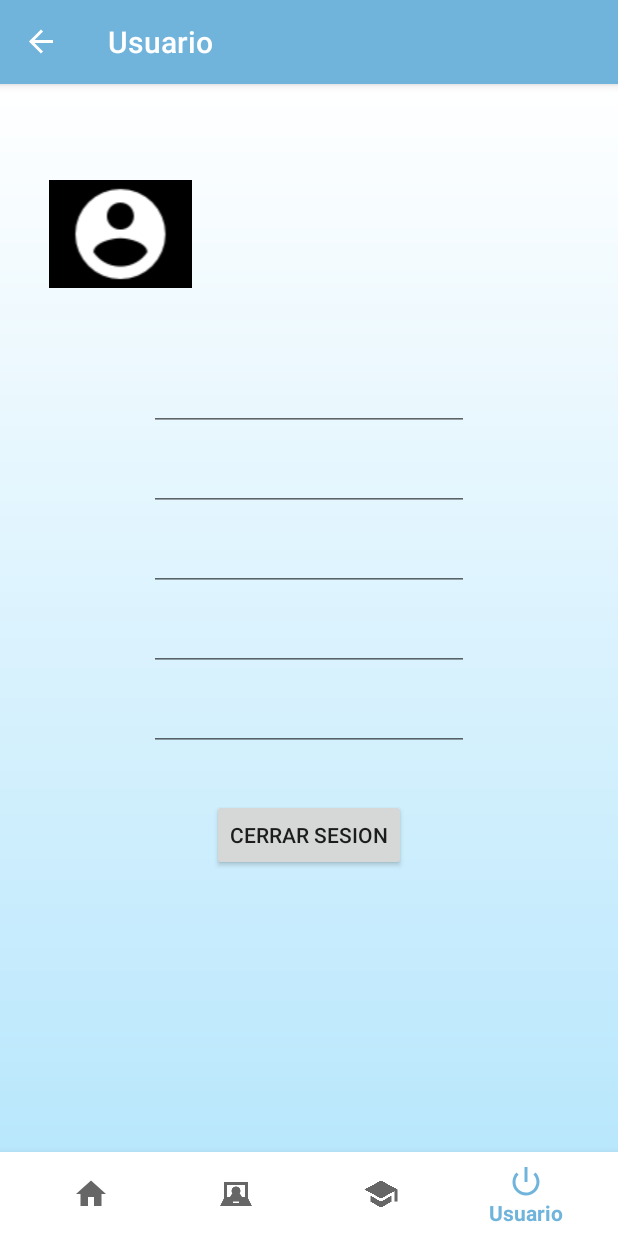
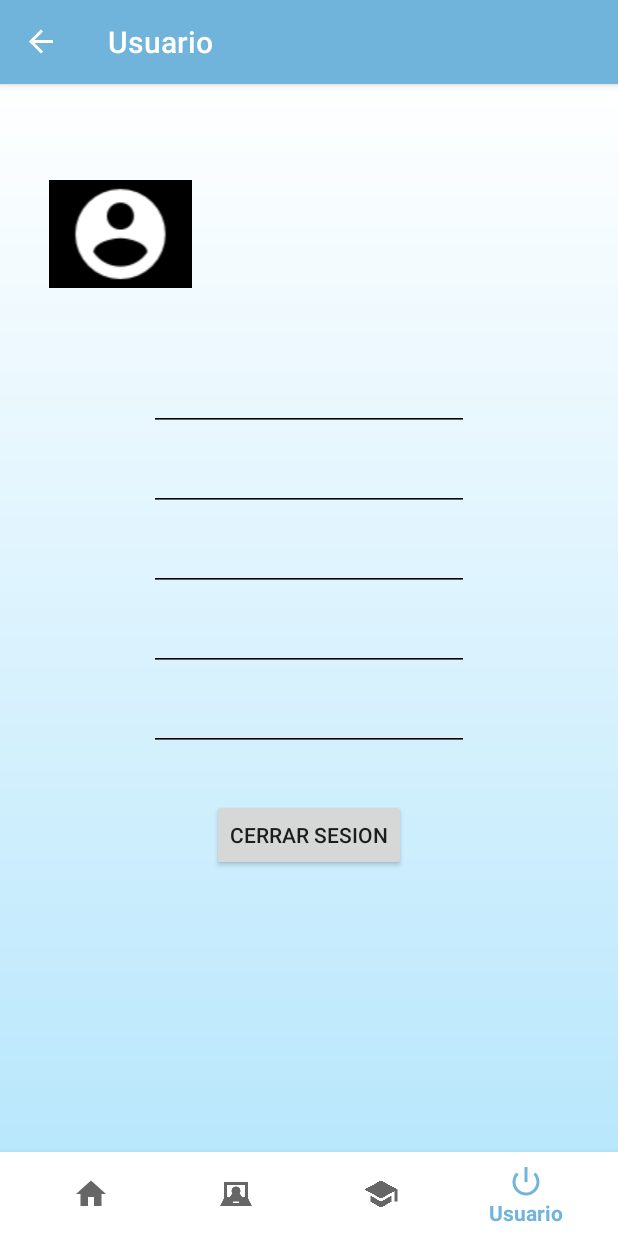
Before and after one commit to Dany3010/Feria_Universidades, an Android app: the profile screen opened through its navigation route, on a phone screen of 412 x 824 dp. Run offline under Robolectric (Android 15) with nearby library versions, the phone set to English and light mode, and no system bars; our stand-ins replace Volley, navigation-ui.

Commit message:
perfil usuario v1.1

```diff
--- a/app/src/main/res/layout/profile_fragment.xml
+++ b/app/src/main/res/layout/profile_fragment.xml
@@ -10,15 +10,26 @@
     tools:context="com.example.feria_universidades.ui.profile.profile">
 
 
+        android:background="@drawable/et_bg"
+        android:hint="@string/email_address"
+        android:inputType="textEmailAddress"
+        android:padding="16dp"
+        android:textColor="#FFFFFF"
+        android:textColorHint="@color/login_form_details" />
+
     <EditText
         android:id="@+id/numero"
         android:layout_width="wrap_content"
         android:layout_height="wrap_content"
         android:layout_marginTop="50dp"
+        android:backgroundTint="#000000"
         android:clickable="false"
         android:ems="10"
         android:focusable="false"
         android:inputType="textPersonName"
+        android:textAlignment="center"
+        android:textColor="#888888"
+        android:textStyle="bold"
         app:layout_constraintEnd_toEndOf="parent"
         app:layout_constraintStart_toStartOf="parent"
         app:layout_constraintTop_toBottomOf="@+id/foto" />
@@ -28,10 +39,14 @@
         android:layout_width="wrap_content"
         android:layout_height="wrap_content"
         android:layout_marginTop="8dp"
+        android:backgroundTint="#050505"
         android:clickable="false"
         android:ems="10"
         android:focusable="false"
         android:inputType="textPersonName"
+        android:textAlignment="center"
+        android:textColor="#888888"
+        android:textStyle="bold"
         app:layout_constraintEnd_toEndOf="parent"
         app:layout_constraintStart_toStartOf="parent"
         app:layout_constraintTop_toBottomOf="@+id/numero" />
@@ -41,10 +56,14 @@
         android:layout_width="wrap_content"
         android:layout_height="wrap_content"
         android:layout_marginTop="8dp"
+        android:backgroundTint="#000000"
         android:clickable="false"
         android:ems="10"
         android:focusable="false"
         android:inputType="textPersonName"
+        android:textAlignment="center"
+        android:textColor="#888888"
+        android:textStyle="bold"
         app:layout_constraintEnd_toEndOf="parent"
         app:layout_constraintStart_toStartOf="parent"
         app:layout_constraintTop_toBottomOf="@+id/promedio" />
@@ -54,10 +73,14 @@
         android:layout_width="wrap_content"
         android:layout_height="wrap_content"
         android:layout_marginTop="8dp"
+        android:backgroundTint="#000000"
         android:clickable="false"
         android:ems="10"
         android:focusable="false"
         android:inputType="textPersonName"
+        android:textAlignment="center"
+        android:textColor="#888888"
+        android:textStyle="bold"
         app:layout_constraintEnd_toEndOf="parent"
         app:layout_constraintStart_toStartOf="parent"
         app:layout_constraintTop_toBottomOf="@+id/escuela" />
@@ -91,6 +114,7 @@
         android:layout_height="wrap_content"
         android:layout_marginTop="64dp"
         android:text="Nombre "
+        android:textStyle="bold"
         app:layout_constraintBottom_toBottomOf="@+id/foto"
         app:layout_constraintEnd_toEndOf="parent"
         app:layout_constraintStart_toEndOf="@+id/foto"
@@ -101,10 +125,14 @@
         android:layout_width="wrap_content"
         android:layout_height="wrap_content"
         android:layout_marginTop="8dp"
+        android:backgroundTint="#000000"
         android:clickable="false"
         android:ems="10"
         android:focusable="false"
         android:inputType="textPassword"
+        android:textAlignment="center"
+        android:textColor="#888888"
+        android:textStyle="bold"
         app:layout_constraintEnd_toEndOf="parent"
         app:layout_constraintStart_toStartOf="parent"
         app:layout_constraintTop_toBottomOf="@+id/correo" />
```
